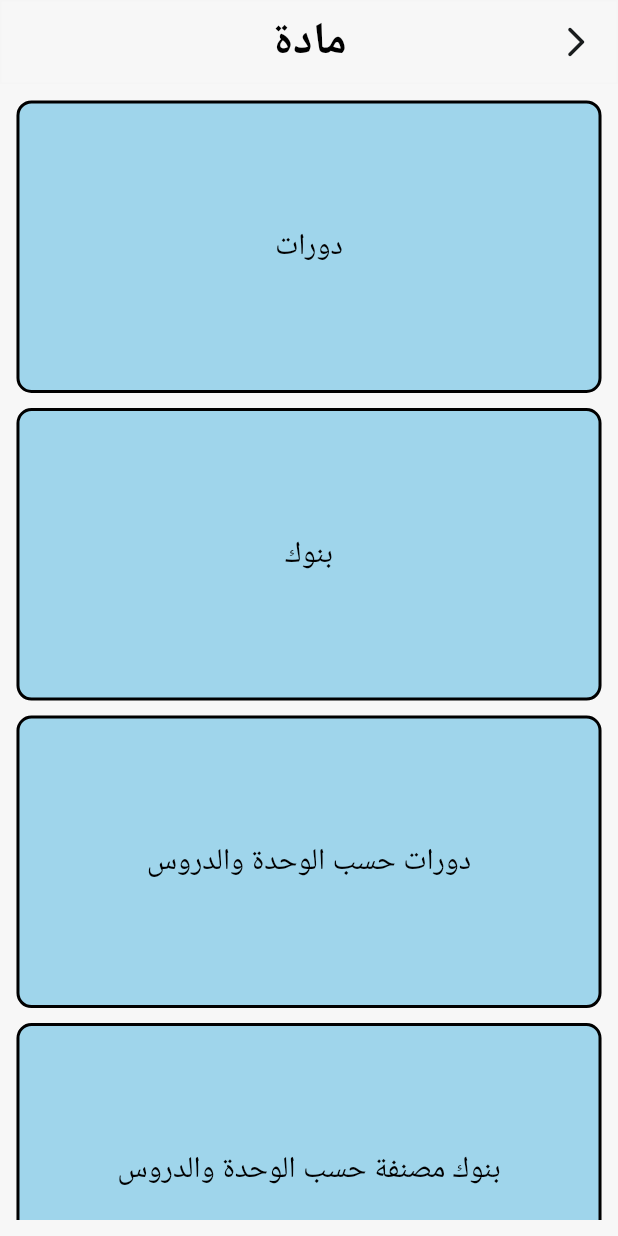
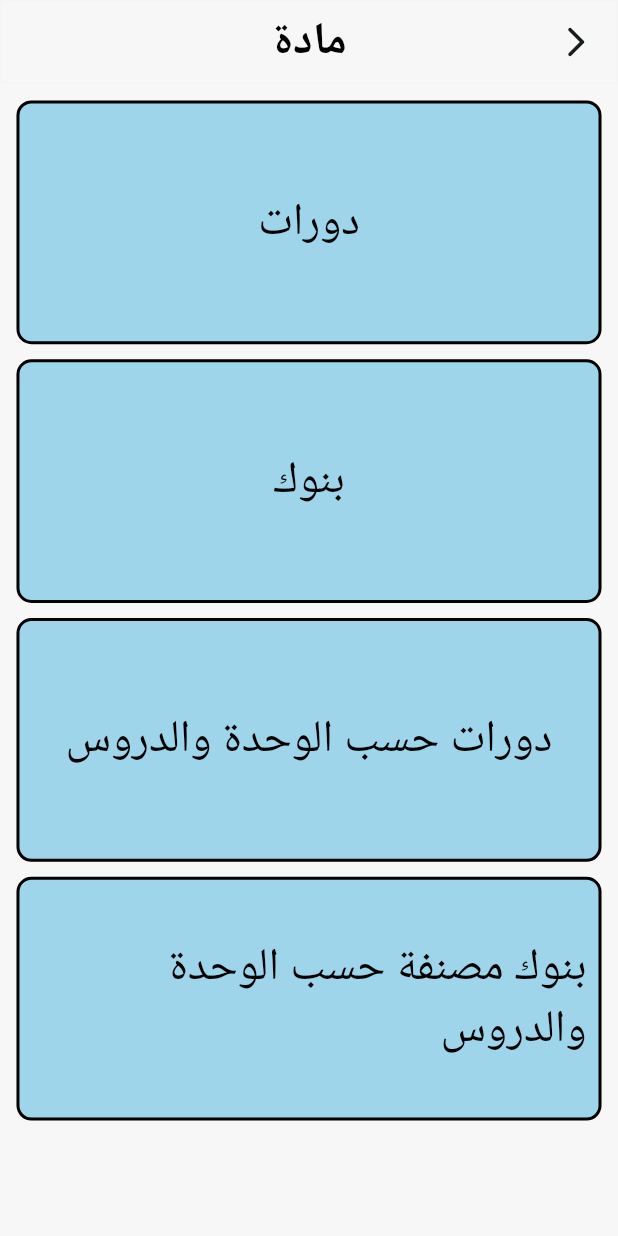
Before and after one commit to AlmohsenMyya/auto, a Flutter app: the SubjectDetailsScreen screen opened directly with empty values, on a phone screen of 412 x 824 dp. Run offline on Flutter 3.47's test engine with Material 3 defaults, Android fonts, the phone set to English and light mode, and no system bars; our stand-ins replace bot_toast, cached_network_image, connectivity_plus, extended_image, firebase_core, firebase_messaging and 14 more; missing offline and left inert: flutter_file_dialog, flutter_windowmanager, tutorial_coach_mark; accounts and stored records are empty.

Commit message:
fix font in subject and subject card

```diff
--- a/lib/ui/views/subject_deails_screen/subject_details_screen.dart
+++ b/lib/ui/views/subject_deails_screen/subject_details_screen.dart
@@ -46,7 +46,7 @@ class SubjectDetailsScreen extends StatelessWidget {
             crossAxisCount: 1, // Single column
             mainAxisSpacing: 10,
             crossAxisSpacing: 10,
-            childAspectRatio: 2, // Adjust the aspect ratio as needed
+            childAspectRatio: 2.4, // Adjust the aspect ratio as needed
           ),
           itemBuilder: (BuildContext context, int index) {
             return SubjectCardDetails(
--- a/lib/ui/views/subject_deails_screen/widget/subject_card_details.dart
+++ b/lib/ui/views/subject_deails_screen/widget/subject_card_details.dart
@@ -26,7 +26,7 @@ class SubjectCardDetails extends StatelessWidget {
             padding: EdgeInsets.all(8),
             child: Text(
                 style: TextStyle(
-                  fontSize: 20,
+                  fontSize: 30,
                     color: Theme.of(context).colorScheme.onBackground),
                 maxLines: 2,
                 overflow: TextOverflow.ellipsis,
```
